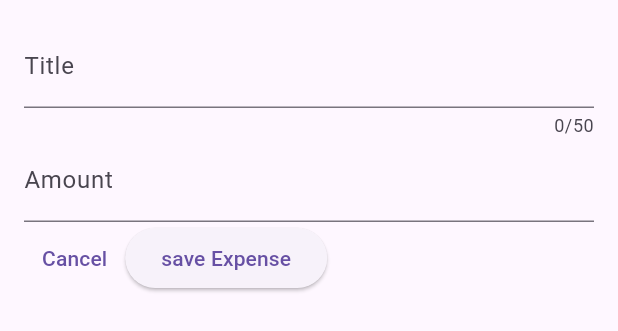
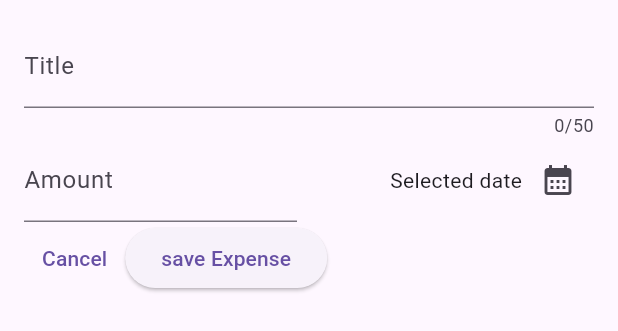
Before and after one commit to Joseph-Ofodum/expense_tracker, a Flutter app: the NewExpense widget shown alone on an empty page, opened directly, on a phone screen of 412 x 824 dp. Shown: the top 331 px of the screen. Run offline on Flutter 3.47's test engine with Material 3 defaults, Android fonts, the phone set to English and light mode, and no system bars.

Commit message:
date picker

```diff
--- a/lib/widgets/new_expense.dart
+++ b/lib/widgets/new_expense.dart
@@ -1,3 +1,4 @@
+import 'package:flutter/cupertino.dart';
 import 'package:flutter/material.dart';
 import 'package:flutter/widgets.dart';
 
@@ -16,6 +17,16 @@ class _NewExpenseState extends State<NewExpense>{
 
 final _titleController = TextEditingController();
 final _amountController = TextEditingController();
+
+void _presentDayPicker(){
+  final now = DateTime.now();
+  final firstDate = DateTime(now.year - 1, now.month, now.day);
+showDatePicker(
+  context: context,
+   initialDate: now,
+   firstDate : firstDate,
+   lastDate: now);
+}
 
 @override
 void dispose(){
@@ -37,16 +48,47 @@ void dispose(){
           label: Text('Title'),
           ),
         ),
-       TextField(
-          controller: _amountController,
-          keyboardType: TextInputType.number,
-          decoration: const InputDecoration(
-            prefixText: '\$ ',
-            label: Text('Amount'),
+        Row(
+          children: [
+             Expanded(
+               child: TextField(
+                         controller: _amountController,
+                         keyboardType: TextInputType.number,
+                         decoration: const InputDecoration(
+                           prefixText: '\$ ',
+                           label: Text('Amount'),
+                         ),
+                       ),
+             ),
+
+        const SizedBox(width: 16),
+         Expanded(
+          child: Row(
+            mainAxisAlignment: MainAxisAlignment.end,
+            crossAxisAlignment: CrossAxisAlignment.center,
+            children: [
+            const Text('Selected date'),
+            IconButton(
+              onPressed: _presentDayPicker,
+               icon: const Icon (
+              Icons.calendar_month,
+            ),
+            )
+            ],
           ),
+        )
+
+          ],
         ),
+
+
         Row(children: [
-          TextButton(onPressed: (){}, child: const Text ('Cancel'),),
+          TextButton(
+            onPressed: (){
+              Navigator.pop(context);
+            },
+           child: const Text ('Cancel'),
+           ),
           ElevatedButton(onPressed: () {
            print (_titleController.text);
            print (_amountController.text) ;
```
